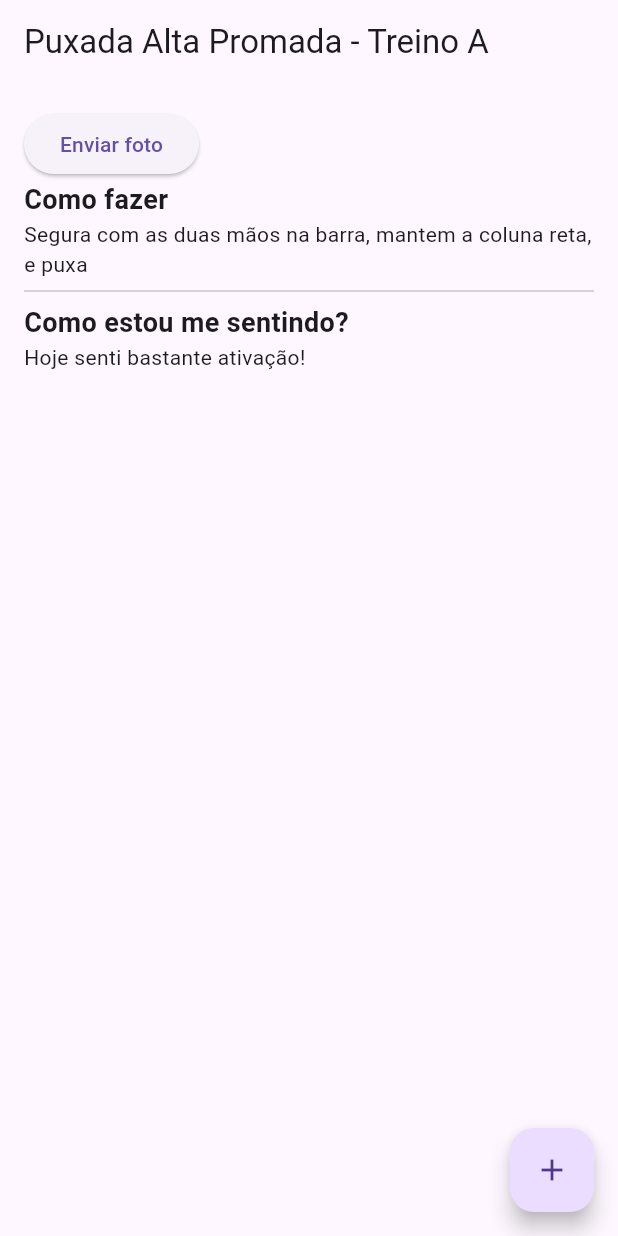
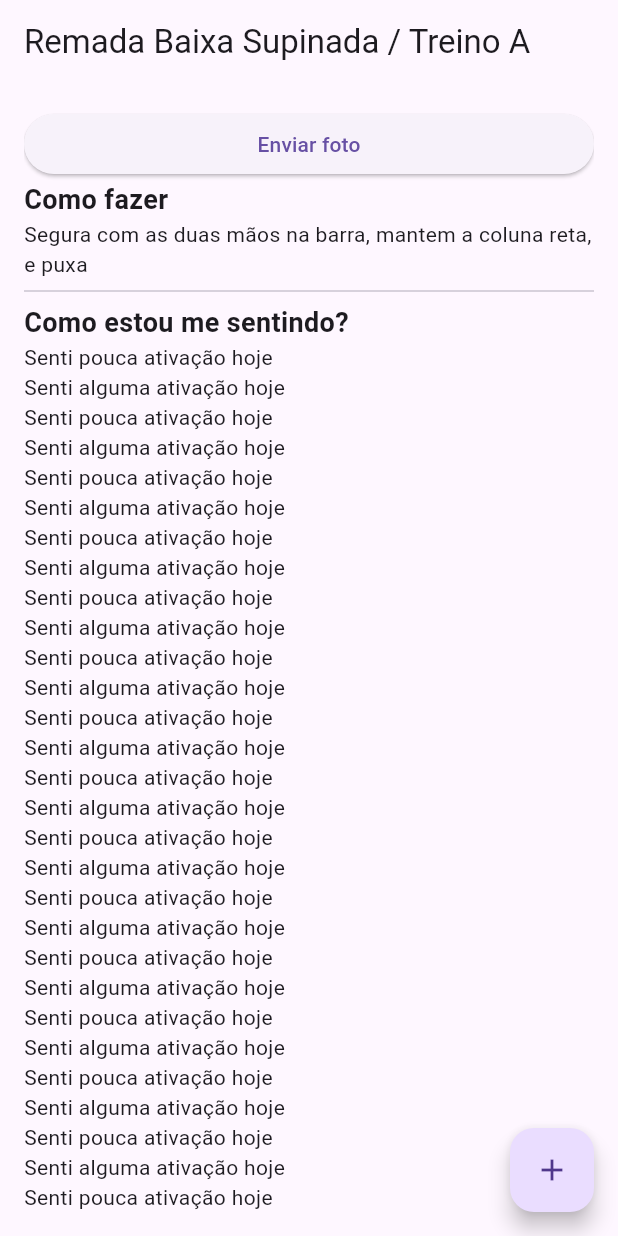
Before and after one commit to linusmanuel/gymap_v1, a Flutter app: the screen it shows after launch, on a phone screen of 412 x 824 dp. Run offline on Flutter 3.47's test engine with Material 3 defaults, Android fonts, the light colour scheme and no system bars.

Commit message:
feat: preenchendo uma tela no flutter com valores do modelo

```diff
--- a/lib/modelos/exercicio_modelo.dart
+++ b/lib/modelos/exercicio_modelo.dart
@@ -7,20 +7,20 @@ class ExercicioModelo {
 
   ExercicioModelo({
     required this.id,
-    required this.comoFazer,
     required this.nome,
     required this.treino,
-    required this.urlImagem
+    required this.comoFazer,
+    this.urlImagem,
   });
 
   ExercicioModelo.fromMap(Map<String, dynamic> map)
-  :id = map['id'],
-  nome = map['nome'],
-  treino = map['treino'],
-  comoFazer = map['comoFazer'],
-  urlImagem = map['urlImage'];
+      : id = map['id'],
+        nome = map['nome'],
+        treino = map['treino'],
+        comoFazer = map['comoFazer'],
+        urlImagem = map['urlImagem'];
 
-  Map(String, dynamic) toMap() {
+  Map<String, dynamic> toMap() {
     return {
       'id': id,
       'nome': nome,
--- a/lib/telas/exercico_tela.dart
+++ b/lib/telas/exercico_tela.dart
@@ -23,13 +23,156 @@ class ExercicioTela extends StatelessWidget {
         id: 'SE002',
         sentimento: 'Senti alguma ativação hoje',
         data: '2024-06-26'),
-
+    SentimentoModelo(
+      id: 'SE001',
+      sentimento: 'Senti pouca ativação hoje',
+      data: '2024-06-25'
+    ),
+    SentimentoModelo(
+        id: 'SE002',
+        sentimento: 'Senti alguma ativação hoje',
+        data: '2024-06-26'),
+    SentimentoModelo(
+      id: 'SE001',
+      sentimento: 'Senti pouca ativação hoje',
+      data: '2024-06-25'
+    ),
+    SentimentoModelo(
+        id: 'SE002',
+        sentimento: 'Senti alguma ativação hoje',
+        data: '2024-06-26'),
+    SentimentoModelo(
+      id: 'SE001',
+      sentimento: 'Senti pouca ativação hoje',
+      data: '2024-06-25'
+    ),
+    SentimentoModelo(
+        id: 'SE002',
+        sentimento: 'Senti alguma ativação hoje',
+        data: '2024-06-26'),
+    SentimentoModelo(
+      id: 'SE001',
+      sentimento: 'Senti pouca ativação hoje',
+      data: '2024-06-25'
+    ),
+    SentimentoModelo(
+        id: 'SE002',
+        sentimento: 'Senti alguma ativação hoje',
+        data: '2024-06-26'),
+    SentimentoModelo(
+      id: 'SE001',
+      sentimento: 'Senti pouca ativação hoje',
+      data: '2024-06-25'
+    ),
+    SentimentoModelo(
+        id: 'SE002',
+        sentimento: 'Senti alguma ativação hoje',
+        data: '2024-06-26'),
+    SentimentoModelo(
+      id: 'SE001',
+      sentimento: 'Senti pouca ativação hoje',
+      data: '2024-06-25'
+    ),
+    SentimentoModelo(
+        id: 'SE002',
+        sentimento: 'Senti alguma ativação hoje',
+        data: '2024-06-26'),
+    SentimentoModelo(
+      id: 'SE001',
+      sentimento: 'Senti pouca ativação hoje',
+      data: '2024-06-25'
+    ),
+    SentimentoModelo(
+        id: 'SE002',
+        sentimento: 'Senti alguma ativação hoje',
+        data: '2024-06-26'),
+    SentimentoModelo(
+      id: 'SE001',
+      sentimento: 'Senti pouca ativação hoje',
+      data: '2024-06-25'
+    ),
+    SentimentoModelo(
+        id: 'SE002',
+        sentimento: 'Senti alguma ativação hoje',
+        data: '2024-06-26'),
+    SentimentoModelo(
+      id: 'SE001',
+      sentimento: 'Senti pouca ativação hoje',
+      data: '2024-06-25'
+    ),
+    SentimentoModelo(
+        id: 'SE002',
+        sentimento: 'Senti alguma ativação hoje',
+        data: '2024-06-26'),
+    SentimentoModelo(
+      id: 'SE001',
+      sentimento: 'Senti pouca ativação hoje',
+      data: '2024-06-25'
+    ),
+    SentimentoModelo(
+        id: 'SE002',
+        sentimento: 'Senti alguma ativação hoje',
+        data: '2024-06-26'),
+    SentimentoModelo(
+      id: 'SE001',
+      sentimento: 'Senti pouca ativação hoje',
+      data: '2024-06-25'
+    ),
+    SentimentoModelo(
+        id: 'SE002',
+        sentimento: 'Senti alguma ativação hoje',
+        data: '2024-06-26'),
+    SentimentoModelo(
+      id: 'SE001',
+      sentimento: 'Senti pouca ativação hoje',
+      data: '2024-06-25'
+    ),
+    SentimentoModelo(
+        id: 'SE002',
+        sentimento: 'Senti alguma ativação hoje',
+        data: '2024-06-26'),
+    SentimentoModelo(
+      id: 'SE001',
+      sentimento: 'Senti pouca ativação hoje',
+      data: '2024-06-25'
+    ),
+    SentimentoModelo(
+        id: 'SE002',
+        sentimento: 'Senti alguma ativação hoje',
+        data: '2024-06-26'),
+    SentimentoModelo(
+      id: 'SE001',
+      sentimento: 'Senti pouca ativação hoje',
+      data: '2024-06-25'
+    ),
+    SentimentoModelo(
+        id: 'SE002',
+        sentimento: 'Senti alguma ativação hoje',
+        data: '2024-06-26'),
+    SentimentoModelo(
+      id: 'SE001',
+      sentimento: 'Senti pouca ativação hoje',
+      data: '2024-06-25'
+    ),
+    SentimentoModelo(
+        id: 'SE002',
+        sentimento: 'Senti alguma ativação hoje',
+        data: '2024-06-26'),
+    SentimentoModelo(
+      id: 'SE001',
+      sentimento: 'Senti pouca ativação hoje',
+      data: '2024-06-25'
+    ),
+    SentimentoModelo(
+        id: 'SE002',
+        sentimento: 'Senti alguma ativação hoje',
+        data: '2024-06-26'),
   ];
 
   @override
   Widget build(BuildContext context) {
     return Scaffold(
-      appBar: AppBar(title: const Text('Puxada Alta Promada - Treino A'),),
+      appBar: AppBar(title: Text("${exercicioModelo.nome} / ${exercicioModelo.treino}")),
       floatingActionButton: FloatingActionButton(
         onPressed: () {
           print('Foi clicado!');
@@ -38,8 +181,7 @@ class ExercicioTela extends StatelessWidget {
       ),
       body: Padding(
         padding: const EdgeInsets.all(16.0),
-        child: Column(
-          crossAxisAlignment: CrossAxisAlignment.start,
+        child: ListView(
           children: [
             ElevatedButton(
               onPressed: () {},
@@ -62,7 +204,12 @@ class ExercicioTela extends StatelessWidget {
                 fontSize: 18,
               ),
             ),
-            const Text('Hoje senti bastante ativação!')
+            Column(
+              crossAxisAlignment: CrossAxisAlignment.start,
+              children: List.generate(listaSentimentos.length, (index) {
+              SentimentoModelo sentimentoAgora = listaSentimentos[index];
+              return Text(sentimentoAgora.sentimento);
+            }))
           ],
         ),
       )
```
Also changed, not shown: 1 other file.
